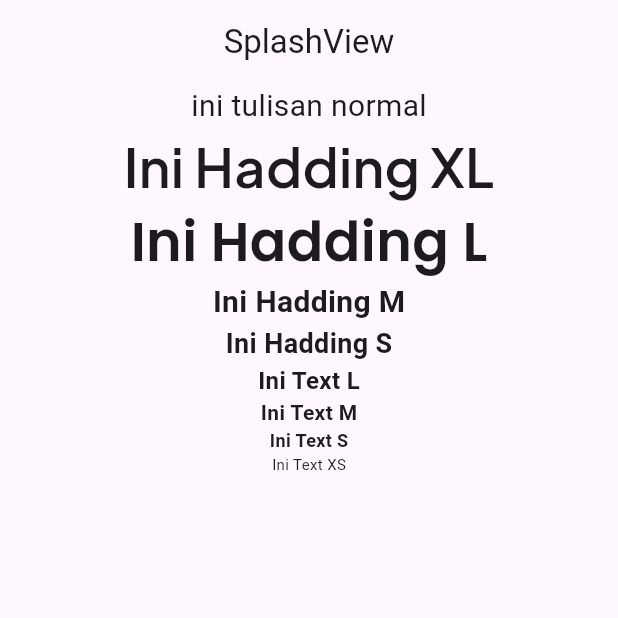
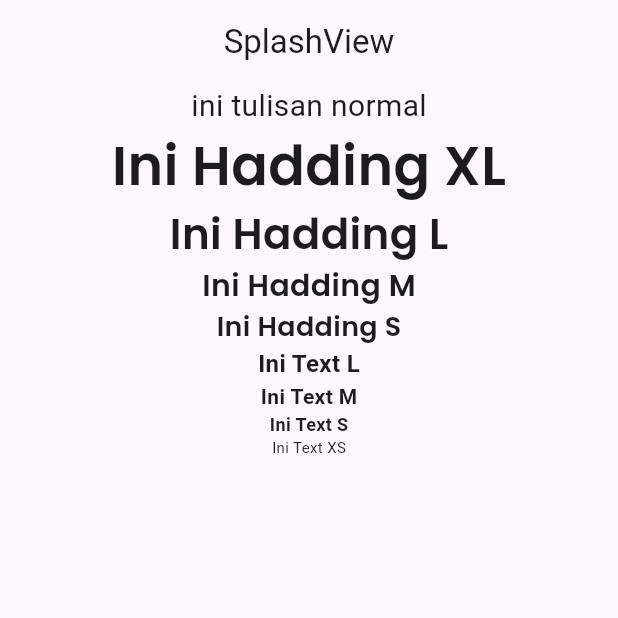
Before and after one commit to alliffianis/flutter_1, a Flutter app: the screen it shows after launch, on a phone screen of 412 x 824 dp, the top half of it. Run offline on Flutter 3.47's test engine with Material 3 defaults, Android fonts, the light colour scheme and no system bars; our stand-ins replace get, google_fonts.

Commit message:
feat: Mengganti Header menjadi poppins atau plus

```diff
--- a/lib/app/modules/splash/views/splash_view.dart
+++ b/lib/app/modules/splash/views/splash_view.dart
@@ -22,13 +22,13 @@ class SplashView extends GetView<SplashController> {
             'ini tulisan normal',
             style: TextStyle(fontSize: 20),
           ),
-          Texts.headingXL("Ini Hadding XL", fontFamilies: FontFamilies.plus),
+          Texts.headingXL("Ini Hadding XL", fontFamilies: FontFamilies.poppins),
           Texts.headingL(
             "Ini Hadding L",
             fontFamilies: FontFamilies.poppins,
           ),
-          Texts.headingM("Ini Hadding M"),
-          Texts.headingS("Ini Hadding S"),
+          Texts.headingM("Ini Hadding M", fontFamilies: FontFamilies.poppins),
+          Texts.headingS("Ini Hadding S", fontFamilies: FontFamilies.poppins),
           Texts.textL(
             "Ini Text L",
             fontWeights: FontWeights.bold,
--- a/lib/app/widgets/texts.dart
+++ b/lib/app/widgets/texts.dart
@@ -31,7 +31,7 @@ class Texts {
       style: _mapFontFamilies(fontFamilies) == "Poppins"
           ? GoogleFonts.poppins(
               textStyle: const TextStyle(
-                fontSize: 36,
+                fontSize: 28,
                 fontWeight: FontWeight.w600,
               ),
             )
@@ -44,26 +44,42 @@ class Texts {
     );
   }
 
-  static Text headingM(
-    String text,
-  ) {
+  static Text headingM(String text,
+      {FontFamilies fontFamilies = FontFamilies.poppins}) {
     return Text(
       text,
-      style: const TextStyle(
+      style: _mapFontFamilies(fontFamilies) == "Poppins"
+          ? GoogleFonts.poppins(
+              textStyle: const TextStyle(
                 fontSize: 20,
                 fontWeight: FontWeight.w600,
+              ),
+            )
+          : GoogleFonts.plusJakartaSans(
+              textStyle: const TextStyle(
+                fontSize: 20,
+                fontWeight: FontWeight.w600,
+              ),
             ),
     );
   }
 
-  static Text headingS(
-    String text,
-  ) {
+  static Text headingS(String text,
+      {FontFamilies fontFamilies = FontFamilies.poppins}) {
     return Text(
       text,
-      style: const TextStyle(
+      style: _mapFontFamilies(fontFamilies) == "Poppins"
+          ? GoogleFonts.poppins(
+              textStyle: const TextStyle(
                 fontSize: 18,
                 fontWeight: FontWeight.w600,
+              ),
+            )
+          : GoogleFonts.plusJakartaSans(
+              textStyle: const TextStyle(
+                fontSize: 18,
+                fontWeight: FontWeight.w600,
+              ),
             ),
     );
   }
```
Lines whose indentation alone changed are shown as unchanged.
